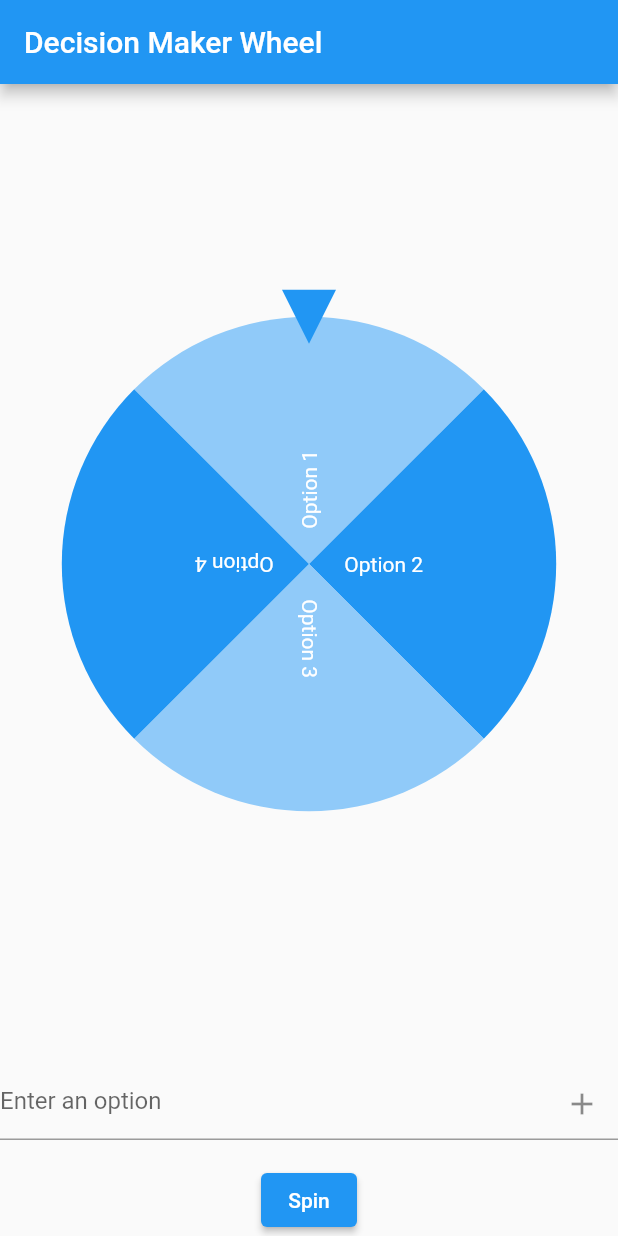
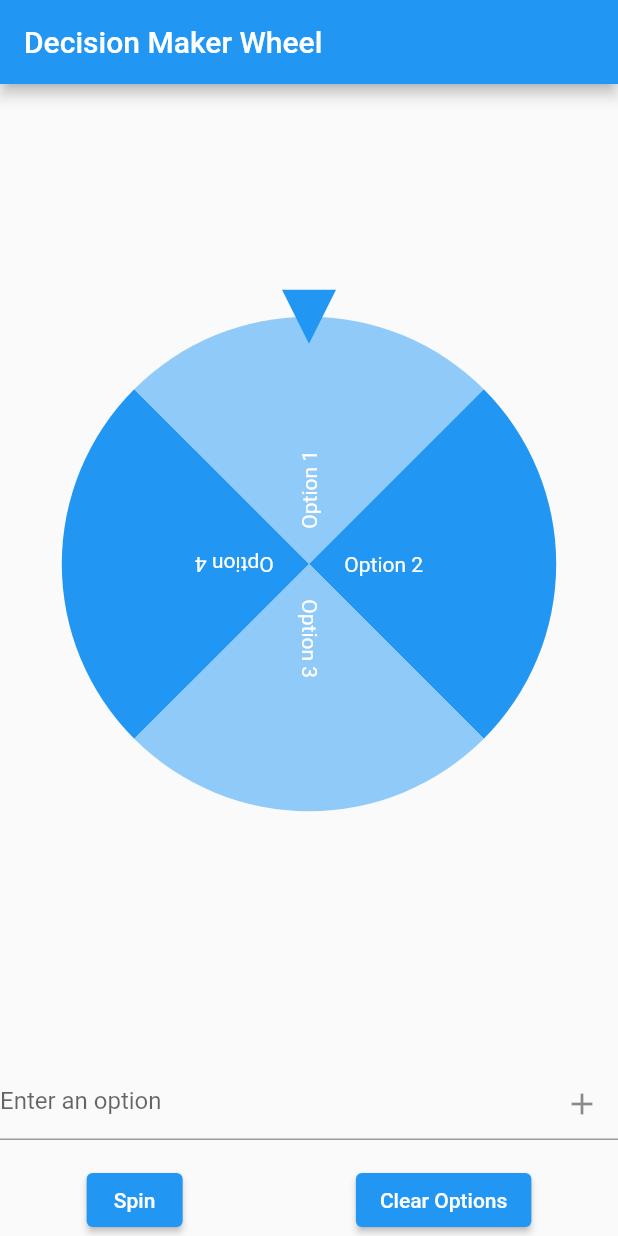
Before and after one commit to au-richard/kismet-mobile, a Flutter app: the screen it shows after launch, on a phone screen of 412 x 824 dp. Run offline on Flutter 3.47's test engine with Material 2 defaults, Android fonts, the phone set to English and light mode, and no system bars; drawn by our look-alikes of flutter_fortune_wheel.

Commit message:
Trying to overwrite default choice options with user input.

```diff
--- a/lib/pages/home_screen.dart
+++ b/lib/pages/home_screen.dart
@@ -3,18 +3,15 @@ import 'dart:async';
 import 'package:flutter_fortune_wheel/flutter_fortune_wheel.dart';
 
 class HomePage extends StatefulWidget {
-  const HomePage({super.key});
+  const HomePage({Key? key}) : super(key: key);
 
   @override
-  // ignore: library_private_types_in_public_api
   _HomePageState createState() => _HomePageState();
 }
 
 class _HomePageState extends State<HomePage> {
   final TextEditingController _textController = TextEditingController();
   final List<FortuneItem> _options = [];
-
-  // int _selectedOption = 0;
   final StreamController<int> _selectedOption =
       StreamController<int>.broadcast();
   bool _isSpinning = false;
@@ -37,9 +34,9 @@ class _HomePageState extends State<HomePage> {
         children: [
           Expanded(
             child: FortuneWheel(
-              // selected: _selectedOption,
               selected: _selectedOption.stream,
-              items: _options.isNotEmpty ? _options : _getDefaultOptions(),
+              // items: _options.isNotEmpty ? _options : _getDefaultOptions(),
+              items: _getOptions(),
               onAnimationEnd: _handleAnimationEnd,
               animateFirst: _isSpinning,
             ),
@@ -57,9 +54,18 @@ class _HomePageState extends State<HomePage> {
             onSubmitted: (_) => _handleAddOption(),
           ),
           const SizedBox(height: 16),
+          Row(
+            mainAxisAlignment: MainAxisAlignment.spaceAround,
+            children: [
               ElevatedButton(
                 onPressed: _isSpinning ? null : _handleSpinWheel,
                 child: const Text('Spin'),
+              ),
+              ElevatedButton(
+                onPressed: _handleClearOptions,
+                child: const Text('Clear Options'),
+              ),
+            ],
           ),
         ],
       ),
@@ -72,6 +78,7 @@ class _HomePageState extends State<HomePage> {
       setState(() {
         _options.add(FortuneItem(child: Text(newOption)));
         _textController.clear();
+        _updateOptions(_options);
       });
     }
   }
@@ -79,7 +86,6 @@ class _HomePageState extends State<HomePage> {
   void _handleSpinWheel() {
     setState(() {
       _isSpinning = true;
-      // _selectedOption = 0;
       _selectedOption.add(0);
     });
   }
@@ -116,38 +122,37 @@ class _HomePageState extends State<HomePage> {
     );
   }
 
-  // void _handleAnimationEnd() {
-  //   showDialog(
-  //     context: context,
-  //     builder: (context) {
-  //       final selected = Fortune.randomInt(_options.length, 0);
-  //       final selectedOption = _options[selected].child;
-  //       return AlertDialog(
-  //         title: Text('Selected Option'),
-  //         content: selectedOption,
-  //         actions: [
-  //           TextButton(
-  //             onPressed: () {
-  //               Navigator.pop(context);
-  //               setState(() {
-  //                 _isSpinning = false;
-  //                 _selectedOption = selected;
-  //               });
-  //             },
-  //             child: Text('OK'),
-  //           ),
-  //         ],
-  //       );
-  //     },
-  //   );
+  void _updateOptions(List<FortuneItem> newOptions) {
+    setState(() {
+      _options.clear();
+      _options.addAll(newOptions);
+    });
+  }
+
+  void _handleClearOptions() {
+    setState(() {
+      _options.clear();
+    });
+  }
+
+  // List<FortuneItem> _getDefaultOptions() {
+  //   return [
+  //     const FortuneItem(child: Text('Option 1')),
+  //     const FortuneItem(child: Text('Option 2')),
+  //     const FortuneItem(child: Text('Option 3')),
+  //     const FortuneItem(child: Text('Option 4')),
+  //   ];
   // }
-
-  List<FortuneItem> _getDefaultOptions() {
+  List<FortuneItem> _getOptions() {
+    if (_options.isEmpty) {
       return [
         const FortuneItem(child: Text('Option 1')),
         const FortuneItem(child: Text('Option 2')),
         const FortuneItem(child: Text('Option 3')),
         const FortuneItem(child: Text('Option 4')),
       ];
+    } else {
+      return _options;
     }
   }
+}
```
Also changed, not shown: pubspec.lock. Lines whose indentation alone changed are shown as unchanged.
